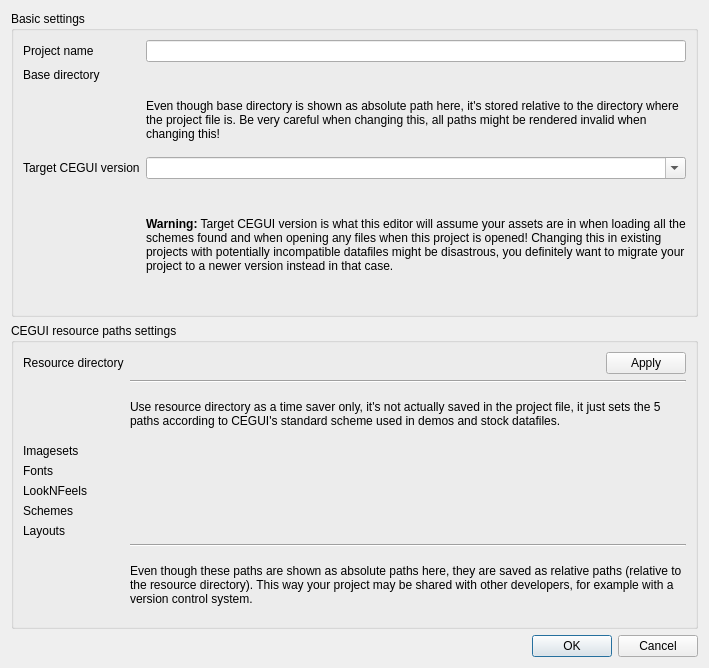
Before: the Qt Designer form ceed/ui/ProjectSettingsDialog.ui in timbaker/ceed, drawn with Qt 5.
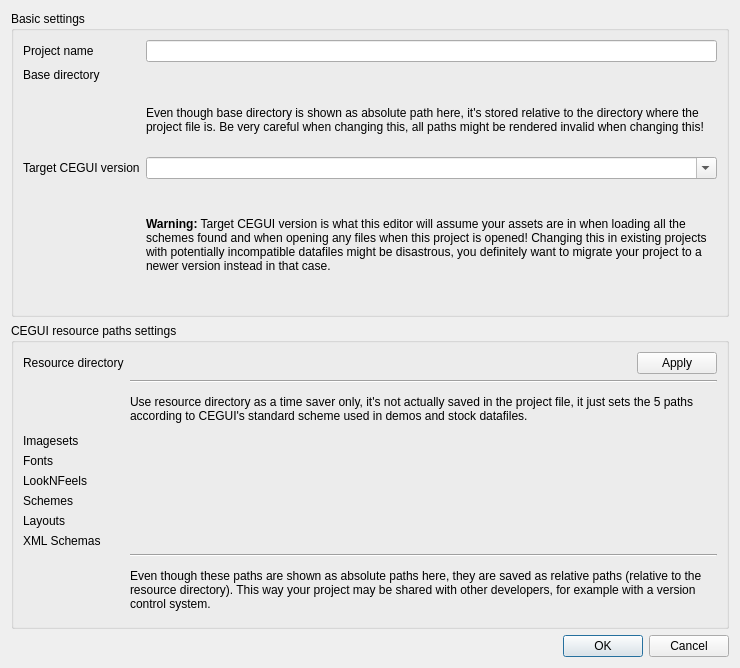
After: the same form once the commit is applied. Custom widgets are drawn as their Qt base class.

Commit message: Add XML schemas path (XSD files) to project in case user uses Xerces parser

```diff
--- a/ceed/ui/ProjectSettingsDialog.ui
+++ b/ceed/ui/ProjectSettingsDialog.ui
@@ -6,7 +6,7 @@
    <rect>
     <x>0</x>
     <y>0</y>
-    <width>709</width>
+    <width>740</width>
     <height>668</height>
    </rect>
   </property>
@@ -156,6 +156,16 @@
         </property>
        </widget>
       </item>
+      <item row="2" column="1">
+       <widget class="QLabel" name="label_9">
+        <property name="text">
+         <string>Use resource directory as a time saver only, it's not actually saved in the project file, it just sets the 5 paths according to CEGUI's standard scheme used in demos and stock datafiles.</string>
+        </property>
+        <property name="wordWrap">
+         <bool>true</bool>
+        </property>
+       </widget>
+      </item>
       <item row="3" column="0">
        <widget class="QLabel" name="label_4">
         <property name="text">
@@ -206,24 +216,14 @@
       <item row="7" column="1">
        <widget class="FileLineEdit" name="layoutsPath" native="true"/>
       </item>
-      <item row="8" column="1">
-       <widget class="Line" name="line">
-        <property name="orientation">
-         <enum>Qt::Horizontal</enum>
-        </property>
-       </widget>
-      </item>
-      <item row="2" column="1">
-       <widget class="QLabel" name="label_9">
-        <property name="text">
-         <string>Use resource directory as a time saver only, it's not actually saved in the project file, it just sets the 5 paths according to CEGUI's standard scheme used in demos and stock datafiles.</string>
-        </property>
-        <property name="wordWrap">
-         <bool>true</bool>
-        </property>
-       </widget>
-      </item>
       <item row="9" column="1">
+       <widget class="Line" name="line">
+        <property name="orientation">
+         <enum>Qt::Horizontal</enum>
+        </property>
+       </widget>
+      </item>
+      <item row="10" column="1">
        <widget class="QLabel" name="label_12">
         <property name="sizePolicy">
          <sizepolicy hsizetype="MinimumExpanding" vsizetype="Preferred">
@@ -239,6 +239,16 @@
         </property>
        </widget>
       </item>
+      <item row="8" column="1">
+       <widget class="FileLineEdit" name="xmlSchemasPath" native="true"/>
+      </item>
+      <item row="8" column="0">
+       <widget class="QLabel" name="label_14">
+        <property name="text">
+         <string>XML Schemas</string>
+        </property>
+       </widget>
+      </item>
      </layout>
     </widget>
    </item>
```
The commit also changes 2 other files.
